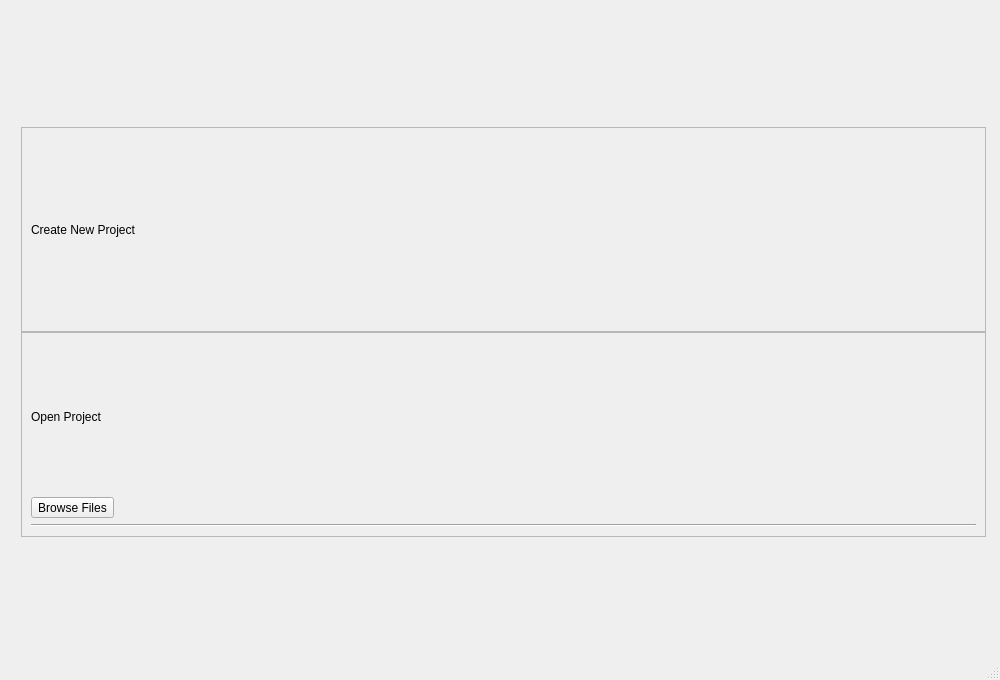
Before: the Qt Designer form ilastik/shell/gui/ui/ilastikShell.ui in ilastik/ilastik, drawn with Qt 5.
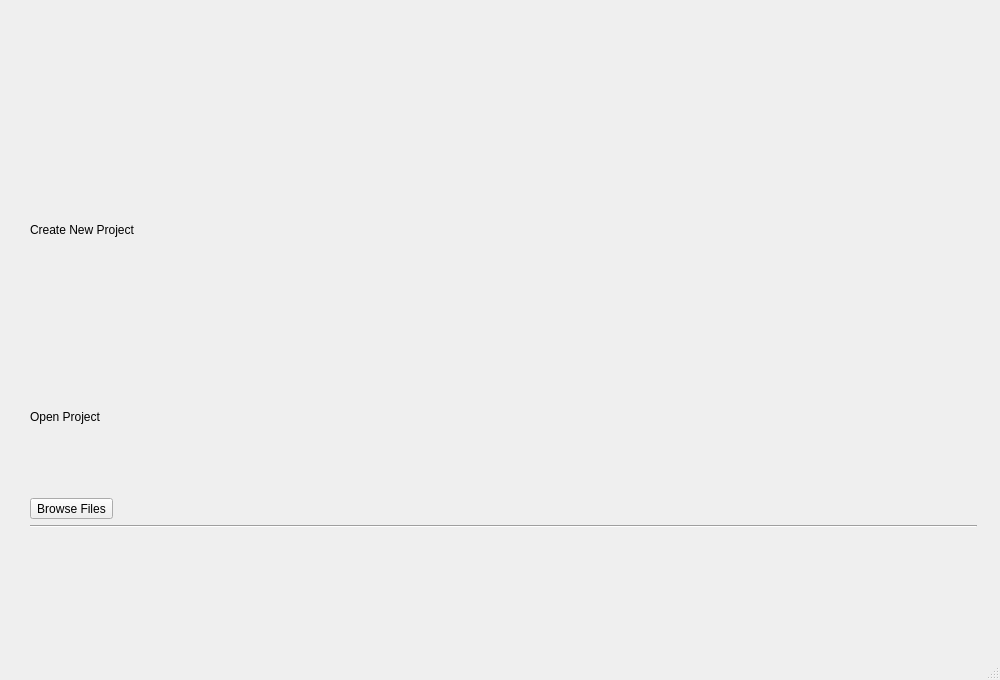
After: the same form once the commit is applied. Icons and pictures are not drawn.

Commit message: remove frame

Diff of the .ui file:
```diff
--- a/ilastik/shell/gui/ui/ilastikShell.ui
+++ b/ilastik/shell/gui/ui/ilastikShell.ui
@@ -86,6 +86,12 @@
               <layout class="QGridLayout" name="gridlayout">
                <item row="1" column="0">
                 <widget class="QScrollArea" name="OpenList">
+                 <property name="frameShape">
+                  <enum>QFrame::NoFrame</enum>
+                 </property>
+                 <property name="lineWidth">
+                  <number>0</number>
+                 </property>
                  <property name="widgetResizable">
                   <bool>true</bool>
                  </property>
@@ -94,8 +100,8 @@
                    <rect>
                     <x>0</x>
                     <y>0</y>
-                    <width>678</width>
-                    <height>199</height>
+                    <width>680</width>
+                    <height>201</height>
                    </rect>
                   </property>
                   <layout class="QVBoxLayout" name="verticalLayout_9">
@@ -130,6 +136,15 @@
                </item>
                <item row="0" column="0">
                 <widget class="QScrollArea" name="CreateList">
+                 <property name="frameShape">
+                  <enum>QFrame::NoFrame</enum>
+                 </property>
+                 <property name="frameShadow">
+                  <enum>QFrame::Plain</enum>
+                 </property>
+                 <property name="lineWidth">
+                  <number>0</number>
+                 </property>
                  <property name="widgetResizable">
                   <bool>true</bool>
                  </property>
@@ -138,8 +153,8 @@
                    <rect>
                     <x>0</x>
                     <y>0</y>
-                    <width>678</width>
-                    <height>199</height>
+                    <width>680</width>
+                    <height>201</height>
                    </rect>
                   </property>
                   <layout class="QVBoxLayout" name="verticalLayout_7">
```
